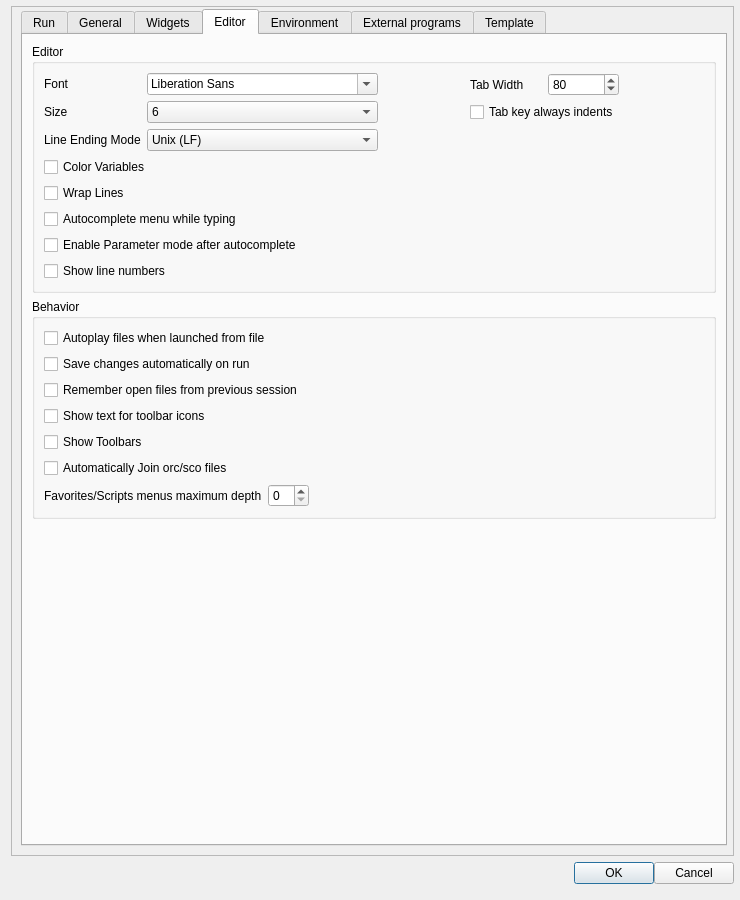
This is src/configdialog.ui in CsoundQt/CsoundQt as Qt 5 draws it before an edit. The edited form follows.
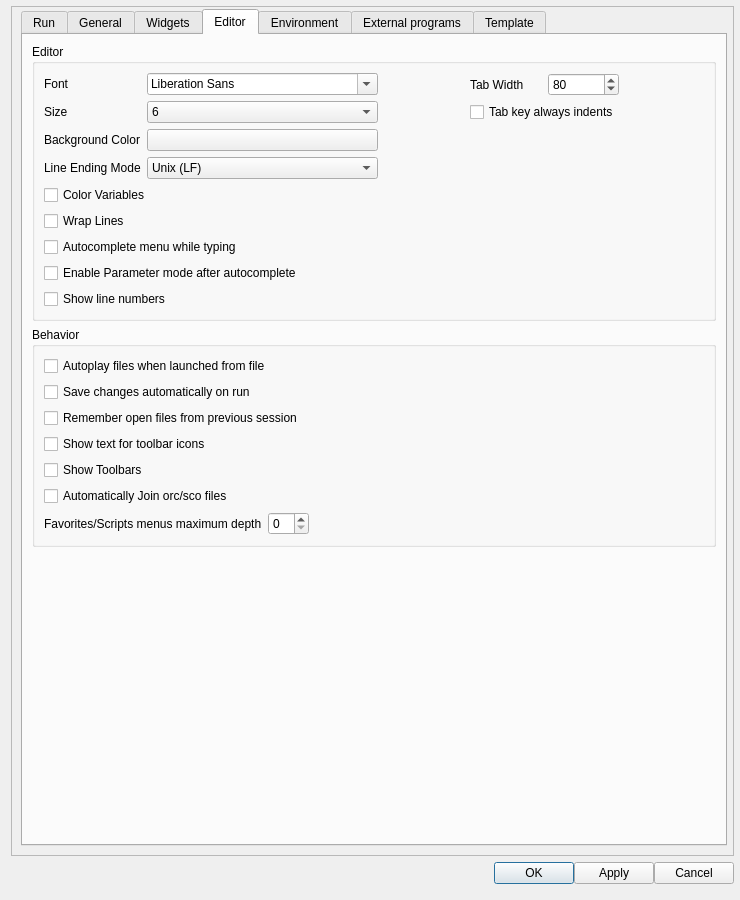
This is the edited form. The open tabs and pages were chosen to show the change.

Commit message: Added option for editor's background color, Apply button to config dialog, use stylesheets to change editor and console colors in runtime.

Diff of the .ui file:
```diff
--- a/src/configdialog.ui
+++ b/src/configdialog.ui
@@ -1397,6 +1397,20 @@
                   </item>
                  </widget>
                 </item>
+                <item row="2" column="0">
+                 <widget class="QLabel" name="label_41">
+                  <property name="text">
+                   <string>Background Color</string>
+                  </property>
+                 </widget>
+                </item>
+                <item row="2" column="1">
+                 <widget class="QPushButton" name="editorBgColorButton">
+                  <property name="text">
+                   <string/>
+                  </property>
+                 </widget>
+                </item>
                </layout>
               </item>
               <item row="0" column="3">
@@ -2053,6 +2067,13 @@
        </property>
       </widget>
      </item>
+     <item>
+      <widget class="QPushButton" name="applyButton">
+       <property name="text">
+        <string>Apply</string>
+       </property>
+      </widget>
+     </item>
      <item>
       <widget class="QPushButton" name="cancelButton">
        <property name="text">
```
Left out of the diff: 9 changed lines with no effect on the pictures. The commit also changes 10 other files.
